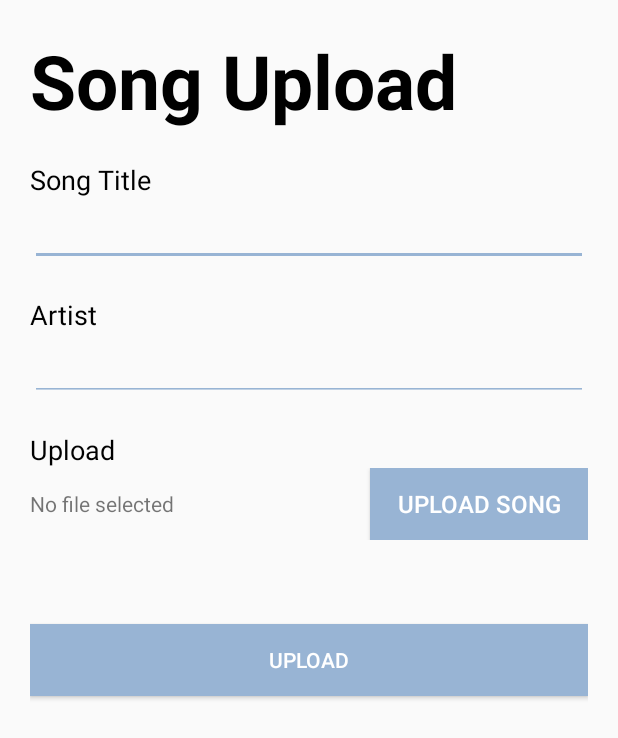
After one commit to MADStudentUtar/MADAssignment, an Android app: the SongUpload screen opened directly, with no data from a screen before it, on a phone screen of 412 x 824 dp. The commit adds this screen. Shown: the top 738 px of the screen. Run offline under Robolectric (Android 15) with nearby library versions, the phone set to English and light mode, and no system bars; our stand-ins replace Firebase (no records; nobody signed in at launch, a user with empty details on screens opened directly).

Commit message:
upload to realtime database

```diff
--- a/app/build.gradle
+++ b/app/build.gradle
@@ -6,7 +6,7 @@ android {
 
     defaultConfig {
         applicationId "utar.edu.mad"
-        minSdkVersion 30
+        minSdkVersion 23
         targetSdkVersion 30
         versionCode 1
         versionName "1.0"
--- a/app/src/main/java/utar/edu/mad/SongList.java
+++ b/app/src/main/java/utar/edu/mad/SongList.java
@@ -98,7 +98,8 @@ public class SongList extends AppCompatActivity {
         fab.setOnClickListener(new View.OnClickListener() {
             @Override
             public void onClick(View view) {
-                Toast.makeText(SongList.this, "Upload", Toast.LENGTH_SHORT).show();
+                //Toast.makeText(SongList.this, "Upload", Toast.LENGTH_SHORT).show();
+                startActivity(new Intent(SongList.this, SongUpload.class));
             }
         });
 
--- /dev/null
+++ b/app/src/main/java/utar/edu/mad/SongUpload.java
@@ -0,0 +1,158 @@
+package utar.edu.mad;
+
+import androidx.annotation.NonNull;
+import androidx.appcompat.app.AppCompatActivity;
+
+import android.content.ContentResolver;
+import android.content.Intent;
+import android.database.Cursor;
+import android.graphics.Bitmap;
+import android.graphics.BitmapFactory;
+import android.media.MediaMetadataRetriever;
+import android.net.Uri;
+import android.os.Bundle;
+import android.provider.OpenableColumns;
+import android.view.View;
+import android.webkit.MimeTypeMap;
+import android.widget.EditText;
+import android.widget.ProgressBar;
+import android.widget.TextView;
+import android.widget.Toast;
+
+import com.google.android.gms.tasks.OnSuccessListener;
+import com.google.firebase.database.DatabaseReference;
+import com.google.firebase.database.FirebaseDatabase;
+import com.google.firebase.storage.FirebaseStorage;
+import com.google.firebase.storage.OnProgressListener;
+import com.google.firebase.storage.StorageReference;
+import com.google.firebase.storage.StorageTask;
+import com.google.firebase.storage.UploadTask;
+
+import java.util.ArrayList;
+
+import javax.annotation.Nullable;
+
+public class SongUpload extends AppCompatActivity {
+
+    TextView songURL;
+    ProgressBar progressBar;
+    Uri audioUri;
+    StorageReference storageReference;
+    StorageTask storageTask;
+    DatabaseReference referenceSongs;
+    MediaMetadataRetriever metadataRetriever;
+    EditText editTitle, editArtist;
+    byte[] art;
+    String title, artist, album_art="", duration;
+    @Override
+    protected void onCreate(Bundle savedInstanceState) {
+        super.onCreate(savedInstanceState);
+        setContentView(R.layout.activity_song_upload);
+
+        songURL = findViewById(R.id.songURL);
+        progressBar = findViewById(R.id.uploadProgress);
+        editTitle = findViewById(R.id.songName);
+        editArtist = findViewById(R.id.singerName);
+
+        metadataRetriever = new MediaMetadataRetriever();
+        referenceSongs = FirebaseDatabase.getInstance().getReference().child("songs");
+        storageReference = FirebaseStorage.getInstance().getReference().child("songs");
+    }
+
+    public void openAudioFiles (View v) {
+        Intent i = new Intent(Intent.ACTION_GET_CONTENT);
+        i.setType("audio/*");
+        startActivityForResult(i, 101);
+    }
+
+    @Override
+    protected void onActivityResult(int requestCode, int resultCode, @Nullable Intent data){
+        super.onActivityResult(requestCode, resultCode, data);
+
+        if(requestCode== 101 && resultCode == RESULT_OK && data.getData() != null){
+            audioUri = data.getData();
+            String fileNames = getFileName(audioUri);
+            songURL.setText(fileNames);
+            metadataRetriever.setDataSource(this,audioUri);
+
+            artist = editArtist.getText().toString();
+            title = editTitle.getText().toString();
+            art = metadataRetriever.getEmbeddedPicture();
+        }
+    }
+
+    private String getFileName(Uri uri){
+        String result = null;
+        if (uri.getScheme().equals("content")) {
+            Cursor cursor = getContentResolver().query(uri, null, null, null, null);
+            try {
+                if (cursor != null && cursor.moveToFirst()){
+                    result = cursor.getString(cursor.getColumnIndex(OpenableColumns.DISPLAY_NAME));
+                }
+            }
+            finally {
+                cursor.close();
+            }
+        }
+        if(result == null) {
+            result = uri.getPath();
+            int cut = result.lastIndexOf('/');
+            if (cut != -1){
+                result = result.substring(cut +1);
+            }
+        }
+        return result;
+    }
+
+    public void uploadFirebase (View v){
+        if(songURL.equals("No file selected")) {
+            Toast.makeText(this, "Please upload song!", Toast.LENGTH_SHORT).show();
+        } else{
+            if(storageTask != null && storageTask.isInProgress()){
+                Toast.makeText(this, "Song uploads in progress.",Toast.LENGTH_SHORT).show();
+
+            } else {
+                uploadFiles();
+            }
+        }
+    }
+
+    private void uploadFiles () {
+        if(audioUri != null){
+            progressBar.setVisibility(View.VISIBLE);
+            final StorageReference storageReference1 = storageReference.child(System.currentTimeMillis()+"."+getfileextension(audioUri));
+            storageTask = storageReference1.putFile(audioUri).addOnSuccessListener(new OnSuccessListener<UploadTask.TaskSnapshot>() {
+                @Override
+                public void onSuccess(UploadTask.TaskSnapshot taskSnapshot) {
+
+                    storageReference1.getDownloadUrl().addOnSuccessListener(new OnSuccessListener<Uri>() {
+                        @Override
+                        public void onSuccess(Uri uri) {
+                            Upload uploadSong = new Upload(title, artist, album_art, duration, audioUri.toString());
+                            String uploadId = referenceSongs.push().getKey();
+                            referenceSongs.child(uploadId).setValue(uploadSong);
+                            Toast.makeText(getApplicationContext(), "Song uploaded.", Toast.LENGTH_SHORT).show();
+                            startActivity(new Intent(getApplicationContext(), SongList.class));
+                            finish();
+                        }
+                    });
+
+                }
+            }).addOnProgressListener(new OnProgressListener<UploadTask.TaskSnapshot>() {
+                @Override
+                public void onProgress(@NonNull UploadTask.TaskSnapshot taskSnapshot) {
+                    double progress = (100.0 * taskSnapshot.getBytesTransferred()/taskSnapshot.getTotalByteCount());
+                    progressBar.setProgress((int)progress);
+                }
+            });
+        } else {
+            Toast.makeText(this, "No file selected to upload", Toast.LENGTH_SHORT).show();
+        }
+    }
+
+    private String getfileextension (Uri audioUri){
+        ContentResolver contentResolver = getContentResolver();
+        MimeTypeMap mimeTypeMap = MimeTypeMap.getSingleton();
+        return mimeTypeMap.getExtensionFromMimeType(contentResolver.getType(audioUri));
+    }
+}
--- /dev/null
+++ b/app/src/main/res/layout/activity_song_upload.xml
@@ -0,0 +1,107 @@
+<?xml version="1.0" encoding="utf-8"?>
+<LinearLayout xmlns:android="http://schemas.android.com/apk/res/android"
+    xmlns:app="http://schemas.android.com/apk/res-auto"
+    xmlns:tools="http://schemas.android.com/tools"
+    android:layout_width="match_parent"
+    android:layout_height="match_parent"
+    android:orientation="vertical"
+    android:layout_margin="20dp"
+    tools:context=".SongUpload">
+
+    <TextView
+        android:layout_width="wrap_content"
+        android:layout_height="wrap_content"
+        android:text="@string/song_upload"
+        android:textColor="#000000"
+        android:textSize="50sp"
+        android:textStyle="bold"
+        android:layout_marginBottom="20dp"/>
+
+    <TextView
+        android:layout_width="match_parent"
+        android:layout_height="wrap_content"
+        android:text="Song Title"
+        android:textAppearance="@style/TextAppearance.AppCompat.Medium"
+        android:textColor="#000000" />
+
+    <EditText
+        android:id="@+id/songName"
+        android:layout_width="match_parent"
+        android:layout_height="wrap_content"
+        android:backgroundTint="@color/colorTheme"
+        android:ems="10"
+        android:inputType="text" />
+
+    <TextView
+        android:layout_width="match_parent"
+        android:layout_height="wrap_content"
+        android:layout_marginTop="20dp"
+        android:text="Artist"
+        android:textAppearance="@style/TextAppearance.AppCompat.Medium"
+        android:textColor="#000000" />
+
+    <EditText
+        android:id="@+id/singerName"
+        android:layout_width="match_parent"
+        android:layout_height="wrap_content"
+        android:backgroundTint="@color/colorTheme"
+        android:autofillHints=""
+        android:ems="10"
+        android:inputType="text" />
+
+    <TextView
+        android:layout_width="match_parent"
+        android:layout_height="wrap_content"
+        android:text="Upload"
+        android:layout_marginTop="20dp"
+        android:textAppearance="@style/TextAppearance.AppCompat.Medium"
+        android:textColor="#000000" />
+
+    <LinearLayout
+        android:layout_width="match_parent"
+        android:layout_height="wrap_content"
+        android:weightSum="10">
+
+        <TextView
+            android:layout_width="0dp"
+            android:layout_height="wrap_content"
+            android:layout_weight="6"
+            android:layout_gravity="center"
+            android:text="No file selected"
+            android:id="@+id/songURL"/>
+
+        <Button
+            android:id="@+id/openAudioFiles"
+            android:layout_width="0dp"
+            android:layout_height="wrap_content"
+            android:layout_marginStart="10dp"
+            android:layout_weight="4"
+            android:textSize="16sp"
+            android:text="Upload Song"
+            android:background="@color/colorTheme"
+            android:onClick="openAudioFiles"
+            android:textColor="@color/white" />
+
+    </LinearLayout>
+
+    <ProgressBar
+        android:layout_width="match_parent"
+        android:layout_height="wrap_content"
+        android:id="@+id/uploadProgress"
+        android:indeterminateTint="@color/colorTheme"
+        android:indeterminate="true"
+        android:layout_marginTop="20dp"
+        style="@style/Widget.AppCompat.ProgressBar.Horizontal"
+        android:visibility="invisible"/>
+
+    <Button
+        android:layout_width="match_parent"
+        android:layout_height="wrap_content"
+        android:background="@color/colorTheme"
+        android:textColor="@android:color/white"
+        android:text="Upload"
+        android:layout_marginTop="20dp"
+        android:id="@+id/uploadFirebase"
+        android:onClick="uploadFirebase"/>
+
+</LinearLayout>
--- a/app/src/main/res/values/strings.xml
+++ b/app/src/main/res/values/strings.xml
@@ -9,4 +9,5 @@
     <string name="todo">TODO</string>
     <string name="desc">f r o m\nT E A M M A D</string>
     <string name="song_list">Song List</string>
+    <string name="song_upload">Song Upload</string>
 </resources>
```
Also changed, not shown: app/src/main/AndroidManifest.xml (+5 -3 lines), app/src/main/java/utar/edu/mad/Upload.java (added, +62 -0 lines).
